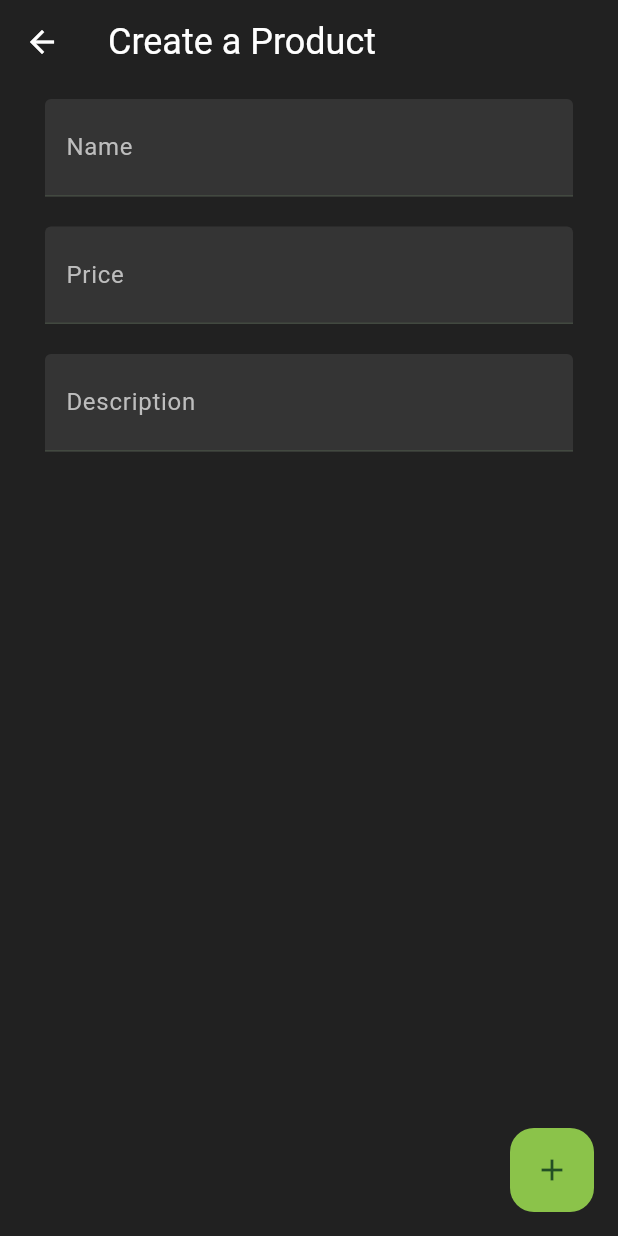
After one commit to FerchusGames/digitally-unchained-mobile, a Flutter app: the screen it shows after launch, after a tap on the "add" icon, on a phone screen of 412 x 824 dp. The commit adds this screen. Run offline on Flutter 3.47's test engine with Material 2 defaults, Android fonts, the phone set to English and light mode, and no system bars; our stand-ins replace email_validator, image_cropper, image_picker, shared_preferences; network calls fail.

Commit message:
Add product page

```diff
--- a/lib/collections/screens.dart
+++ b/lib/collections/screens.dart
@@ -3,3 +3,5 @@ export 'package:digitally_unchained/screens/login.dart';
 export 'package:digitally_unchained/screens/register.dart';
 export 'package:digitally_unchained/screens/profile.dart';
 export 'package:digitally_unchained/screens/edit_profile.dart';
+export 'package:digitally_unchained/screens/products.dart';
+export 'package:digitally_unchained/screens/product_create.dart';
--- a/lib/main.dart
+++ b/lib/main.dart
@@ -18,13 +18,15 @@ class MyApp extends StatelessWidget {
         '/register': (context) => Register(),
         '/profile': (context) => Profile(),
         '/edit_profile': (context) => EditProfile(),
+        '/products': (context) => Products(),
+        '/product_create': (context) => Product_Create(),
       },
       title: 'Digitally Unchained',
       theme: ThemeData(
         colorScheme: ColorScheme.fromSeed(seedColor: Colors.green),
         useMaterial3: true,
       ),
-      home: Login(),
+      home: Products(),
       debugShowCheckedModeBanner: false,
     );
   }
--- /dev/null
+++ b/lib/screens/product_create.dart
@@ -0,0 +1,101 @@
+import 'package:digitally_unchained/collections/my_colors.dart';
+import 'package:digitally_unchained/collections/my_functions.dart';
+import 'package:digitally_unchained/collections/my_widgets.dart';
+import 'package:flutter/material.dart';
+import '../collections/text_styles.dart';
+import 'package:http/http.dart' as http;
+
+class Product_Create extends StatefulWidget {
+  const Product_Create({super.key});
+
+  @override
+  State<Product_Create> createState() => _Product_CreateState();
+}
+
+class _Product_CreateState extends State<Product_Create> {
+  final nameTextController = TextEditingController();
+  final priceTextController = TextEditingController();
+  final descriptionTextController = TextEditingController();
+
+  String name = '';
+  String price = '';
+  String description = '';
+
+  @override
+  Widget build(BuildContext context) {
+    return GestureDetector(
+      onTap: () {},
+      child: Scaffold(
+        backgroundColor: Color(MyColors.backgroundMain),
+        appBar: AppBar(
+          backgroundColor: Color(MyColors.backgroundMain),
+          title: Text("Create a Product"),
+          titleTextStyle: TextStyles.screenTitle,
+          iconTheme: IconThemeData(
+            color: Colors.white,
+          ),
+        ),
+        floatingActionButton: FloatingActionButton(
+          onPressed: () {
+            FocusScope.of(context).unfocus();
+            setTextVariables();
+            sendData();
+          },
+          child: Icon(Icons.add),
+          backgroundColor: Colors.lightGreen,
+          elevation: 0,
+        ),
+        body: ListView(
+          children: [
+            DarkTextField(
+              textController: nameTextController,
+              label: "Name",
+            ),
+            DarkTextField(
+              textController: priceTextController,
+              label: "Price",
+              inputType: TextInputType.number,
+            ),
+            DarkTextField(
+                textController: descriptionTextController,
+                label: "Description"),
+          ],
+        ),
+      ),
+    );
+  }
+
+  void setTextVariables() {
+    name = nameTextController.text.trim();
+    price = priceTextController.text.trim();
+    description = descriptionTextController.text.trim();
+  }
+
+  Future<void> sendData() async {
+    var url = Uri.parse('https://digitallyunchained.rociochavezml.com/php/add_product.php');
+    var response = await http.post(url, body: {
+      'name' : name,
+      'price' : price,
+      'description' : description,
+    }).timeout(Duration(seconds: 90));
+
+    if(response.body != '0')
+    {
+      resetTextControllers();
+      Navigator.pop(context);
+    }
+
+    else
+    {
+      MyFunctions.showAlert("There was an error, please report to the administrator", context);
+    }
+  }
+
+  void resetTextControllers() {
+    setState(() {
+      nameTextController.text = '';
+      priceTextController.text = '';
+      descriptionTextController.text = '';
+    });
+  }
+}
--- /dev/null
+++ b/lib/screens/products.dart
@@ -0,0 +1,34 @@
+import 'package:flutter/material.dart';
+import 'package:digitally_unchained/collections/my_colors.dart';
+import 'package:digitally_unchained/collections/text_styles.dart';
+
+class Products extends StatefulWidget {
+  const Products({super.key});
+
+  @override
+  State<Products> createState() => _ProductsState();
+}
+
+class _ProductsState extends State<Products> {
+  @override
+  Widget build(BuildContext context) {
+    return Scaffold(
+        backgroundColor: Color(MyColors.backgroundMain),
+        appBar: AppBar(
+          title: Text('Products'),
+          backgroundColor: Color(MyColors.backgroundMain),
+          titleTextStyle: TextStyles.screenTitle,
+        ),
+        floatingActionButton: FloatingActionButton(
+          onPressed: () {
+            Navigator.pushNamed(context, "/product_create");
+          },
+          child: Icon(Icons.add),
+          backgroundColor: Colors.lightGreen,
+          elevation: 0,
+        ),
+        body: ListView(
+          children: [],
+        ));
+  }
+}
--- a/lib/widgets/dark_text_field.dart
+++ b/lib/widgets/dark_text_field.dart
@@ -6,6 +6,9 @@ class DarkTextField extends StatelessWidget {
     super.key,
     required this.textController,
     this.label,
+    this.inputType = TextInputType.text,
+    this.horizontalPadding = 30,
+    this.verticalPadding = 10,
     this.onTextChanged = _defaultOnTextChanged,
     this.hasAutocorrect = false,
     this.textInputActionType = TextInputAction.go,
@@ -19,16 +22,23 @@ class DarkTextField extends StatelessWidget {
   final Function(String) onTextChanged;
   final TextEditingController textController;
   final String? label;
+  final TextInputType inputType;
+  final double horizontalPadding;
+  final double verticalPadding;
   final hasAutocorrect;
   final textInputActionType;
   final textCapitalizationType;
   final hasObscureText;
   final isEnabled;
 
+
   @override
   Widget build(BuildContext context) {
-    return TextField(
+    return Container(
+      padding: EdgeInsets.symmetric(horizontal: horizontalPadding, vertical: verticalPadding),
+      child: TextField(
         controller: textController,
+        keyboardType: inputType,
         enabled: isEnabled,
         autofocus: false,
         textInputAction: textInputActionType,
@@ -55,6 +65,7 @@ class DarkTextField extends StatelessWidget {
               EdgeInsets.only(left: 10, right: 10, bottom: 15, top: 10),
         ),
         onChanged: onTextChanged,
+      ),
     );
   }
 }
```
Lines whose indentation alone changed are shown as unchanged.
